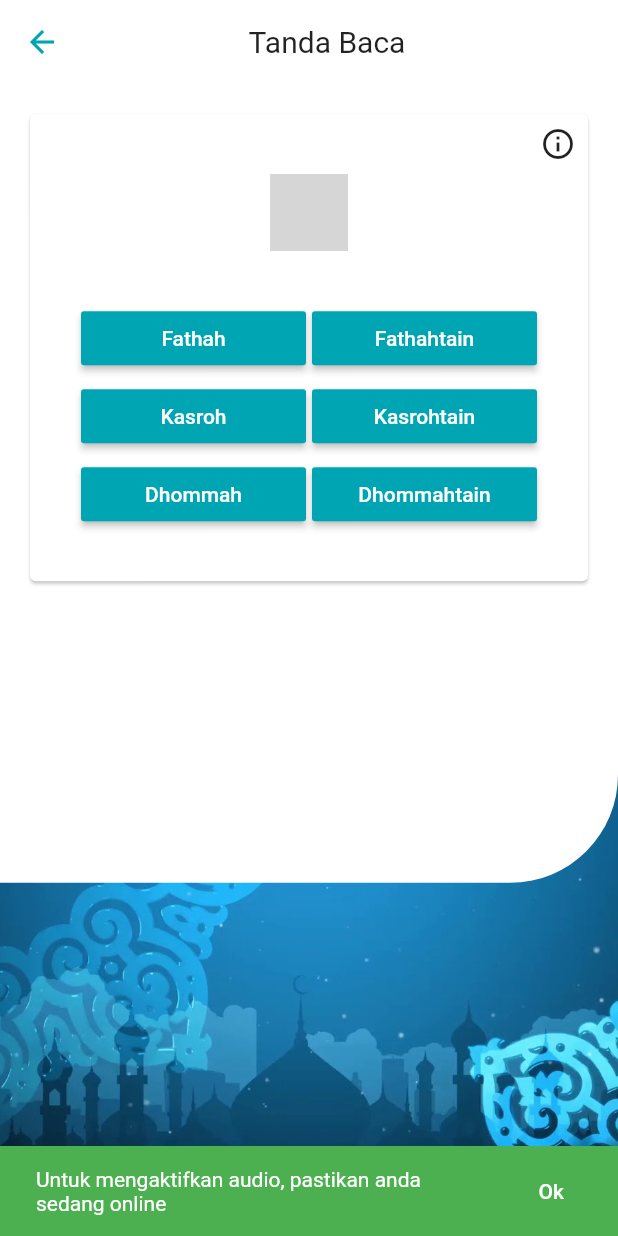
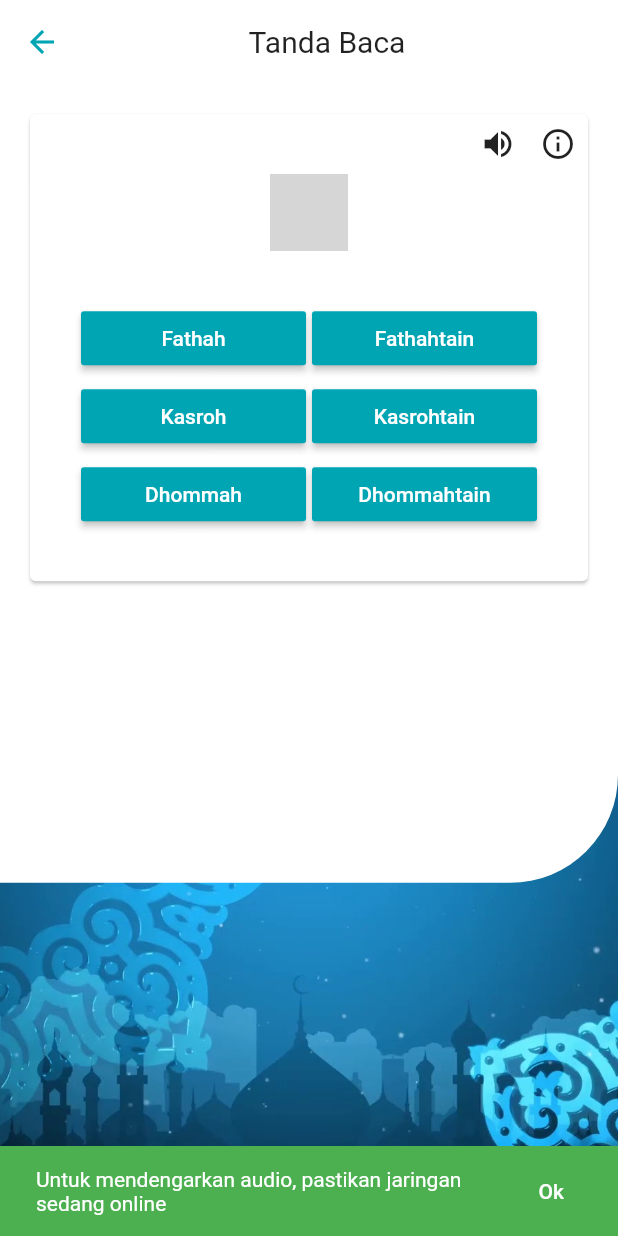
Before and after one commit to muazharin/bbq-islam, a Flutter app: the HurufDetail screen opened directly with empty values, after a tap on the "info outline" icon, on a phone screen of 412 x 824 dp. Run offline on Flutter 3.47's test engine with Material 2 defaults, Android fonts, the phone set to English and light mode, and no system bars; our stand-ins replace splashscreen; missing offline and left inert: audioplayer; network calls fail; project files that could hold a hidden picture were left out; grey boxes are pictures that could not be loaded.

Commit message:
modifikasi model yang sudah ada

```diff
--- a/alba_ta/lib/pages/audio_provider.dart
+++ /dev/null
@@ -1,40 +0,0 @@
-import 'dart:async';
-import 'dart:io';
-import 'dart:typed_data';
-
-import 'package:path_provider/path_provider.dart';
-import 'package:http/http.dart';
-
-typedef void OnError(Exception exception);
-
-class AudioProvider {
-  String url;
-
-  AudioProvider(String url) {
-    this.url = url;
-  }
-
-  Future<Uint8List> _loadFileBytes(String url, {OnError onError}) async {
-    Uint8List bytes;
-    try {
-      bytes = await readBytes(url);
-    } on ClientException {
-      rethrow;
-    }
-    return bytes;
-  }
-
-  Future<String> load() async {
-    final bytes = await _loadFileBytes(url,
-        onError: (Exception exception) => print(exception));
-
-    final dir = await getApplicationDocumentsDirectory();
-    final file = new File('${dir.path}/audio.mp3');
-
-    await file.writeAsBytes(bytes);
-    if (await file.exists()) {
-      return file.path;
-    }
-    return '';
-  }
-}
--- a/alba_ta/lib/pages/huruf_detail.dart
+++ b/alba_ta/lib/pages/huruf_detail.dart
@@ -1,6 +1,6 @@
 import 'package:flutter/material.dart';
 import 'package:audioplayer/audioplayer.dart';
-import 'package:alba_ta/pages/audio_provider.dart';
+import 'package:alba_ta/model/audio_provider.dart';
 // import 'package:flutter_volume/flutter_volume.dart';
 
 class HurufDetail extends StatefulWidget {
@@ -124,7 +124,8 @@ class _HurufDetailState extends State<HurufDetail> {
   final GlobalKey<ScaffoldState> _scaffoldKey = new GlobalKey<ScaffoldState>();
   void snackBar() {
     _scaffoldKey.currentState.showSnackBar(SnackBar(
-      content: Text('Untuk mengaktifkan audio, pastikan anda sedang online'),
+      content:
+          Text('Untuk mendengarkan audio, pastikan jaringan sedang online'),
       action: SnackBarAction(
         label: 'Ok',
         textColor: Colors.white,
@@ -203,7 +204,6 @@ class _HurufDetailState extends State<HurufDetail> {
                                 child: InkWell(
                                   onTap: () {
                                     _vis();
-                                    snackBar();
                                     setState(() async {
                                       AudioProvider audioProvider =
                                           new AudioProvider(a);
@@ -212,6 +212,15 @@ class _HurufDetailState extends State<HurufDetail> {
                                       audioPlayer.play(localUrl, isLocal: true);
                                     });
                                   },
+                                  child: Icon(
+                                    Icons.volume_up,
+                                  ),
+                                ),
+                              ),
+                              Padding(
+                                padding: const EdgeInsets.all(8.0),
+                                child: InkWell(
+                                  onTap: snackBar,
                                   child: Icon(
                                     Icons.info_outline,
                                   ),
```
Also changed, not shown: alba_ta/lib/pages/menu_page.dart (+49 -15 lines), alba_ta/lib/pages/praktek.dart (+15 -5 lines), alba_ta/lib/pages/quiz.dart (+15 -5 lines).
